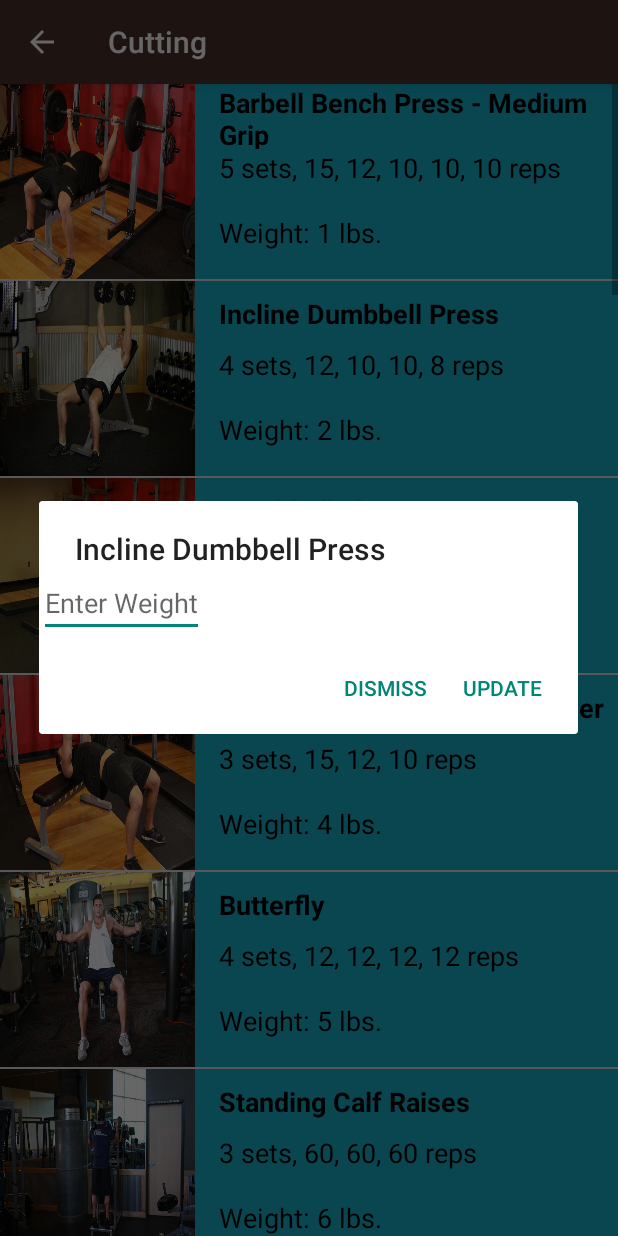
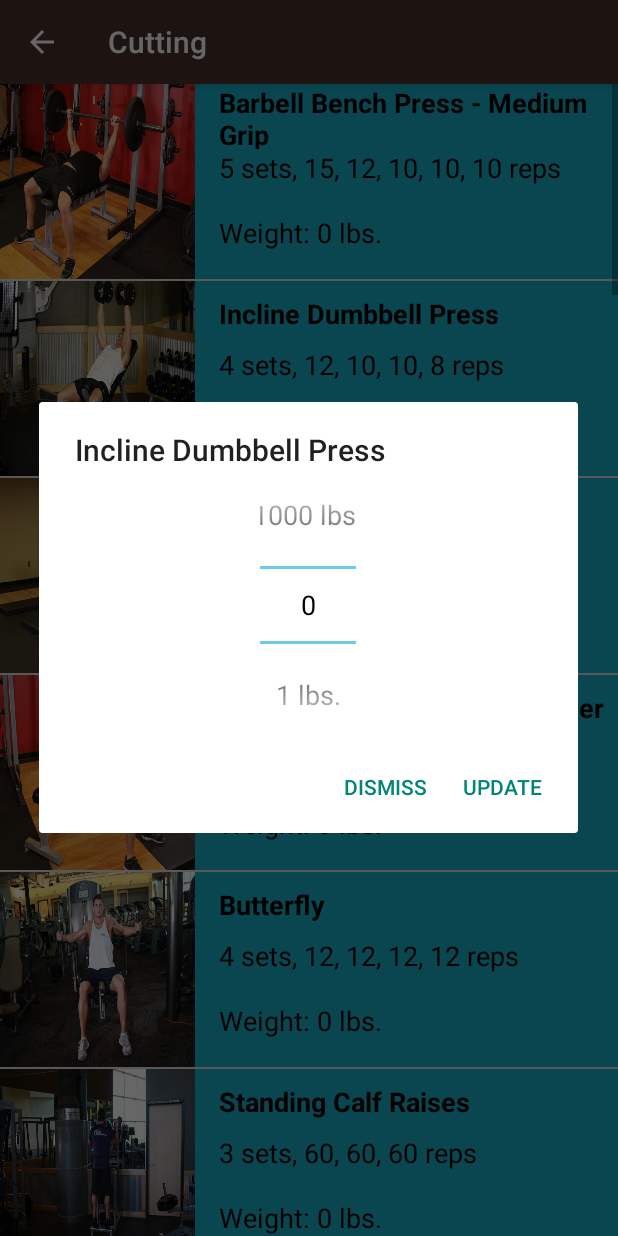
Before and after one commit to kjb064/GymHelp, an Android app: the CuttingActivity screen opened directly, with no data from a screen before it, after a tap on "Incline Dumbbell Press", on a phone screen of 412 x 824 dp. Run offline under Robolectric (Android 15) with nearby library versions, the phone set to English and light mode, and no system bars.

Commit message:
Added image id field to database and updated weight entry to use a number picker.

```diff
--- a/app/src/main/java/com/example/android/gymhelp/CuttingActivity.java
+++ b/app/src/main/java/com/example/android/gymhelp/CuttingActivity.java
@@ -5,11 +5,14 @@ import android.content.DialogInterface;
 import android.os.Bundle;
 import android.support.v7.app.AlertDialog;
 import android.support.v7.app.AppCompatActivity;
+import android.util.Log;
 import android.view.LayoutInflater;
 import android.view.View;
 import android.widget.AdapterView;
 import android.widget.EditText;
 import android.widget.ListView;
+import android.widget.NumberPicker;
+import android.widget.Toast;
 
 import java.util.ArrayList;
 
@@ -21,45 +24,7 @@ public class CuttingActivity extends AppCompatActivity{
         setContentView(R.layout.exercise_list);
 
         final DatabaseHelper db = new DatabaseHelper(this);
-        int imageIDs[] = new int[32];
-        imageIDs[0] = R.drawable.bench_press_medium_grip;
-        imageIDs[1] = R.drawable.incline_dumbbell_press;
-        imageIDs[2] = R.drawable.dumbbell_flyes;
-        imageIDs[3] = R.drawable.straight_arm_dumbbell_pullover;
-        imageIDs[4] = R.drawable.butterfly;
-        imageIDs[5] = R.drawable.standing_calf_raises;
-        imageIDs[6] = R.drawable.seated_calf_raise;
-        imageIDs[7] = R.drawable.leg_extensions;
-        imageIDs[8] = R.drawable.barbell_squat;
-        imageIDs[9] = R.drawable.leg_press;
-        imageIDs[10] = R.drawable.smith_machine_squat;
-        imageIDs[11] = R.drawable.seated_leg_curl;
-        imageIDs[12] = R.drawable.stiff_legged_barbell_deadlift;
-        imageIDs[13] = R.drawable.dumbbell_lunges;
-        imageIDs[14] = R.drawable.wide_grip_lat_pulldown;
-        imageIDs[15] = R.drawable.seated_cable_rows;
-        imageIDs[16] = R.drawable.bent_over_barbell_row;
-        imageIDs[17] = R.drawable.one_arm_dumbbell_row;
-        imageIDs[18] = R.drawable.standing_military_press;
-        imageIDs[19] = R.drawable.dumbbell_bench_press;
-        imageIDs[20] = R.drawable.barbell_shrug;
-        imageIDs[21] = R.drawable.smith_machine_shrug;
-        imageIDs[22] = R.drawable.side_lateral_raise;
-        imageIDs[23] = R.drawable.front_plate_raise;
-        imageIDs[24] = R.drawable.barbell_curl;
-        imageIDs[25] = R.drawable.dumbbell_alternate_bicep_curl;
-        imageIDs[26] = R.drawable.standing_dumbbell_reverse_curl;
-        imageIDs[27] = R.drawable.one_arm_dumbbell_preacher_curl;
-        imageIDs[28] = R.drawable.dumbbell_one_arm_triceps_extension;
-        imageIDs[29] = R.drawable.weighted_bench_dip;
-        imageIDs[30] = R.drawable.lying_triceps_press;
-        imageIDs[31] = R.drawable.triceps_pushdown;
-
         ArrayList<Exercise> ex = db.getCuttingTableData();
-        for(int i = 0; i < ex.size(); i++){
-            ex.get(i).setImageResourceID(imageIDs[i]);
-        }
-
 
         // Create an {@link ArrayAdapter}, whose data source is a list of Strings. The
         // adapter knows how to create layouts for each item in the list, using the
@@ -82,21 +47,30 @@ public class CuttingActivity extends AppCompatActivity{
         listView.setOnItemClickListener(new AdapterView.OnItemClickListener() {
             @Override
             public void onItemClick(AdapterView<?> parent, View view, final int position, long id) {
-                final View view2 = null;
+
+                final Exercise ex = (Exercise) listView.getAdapter().getItem(position);
+
+                final AlertDialog.Builder builder = new AlertDialog.Builder(CuttingActivity.this);
+                builder.setTitle(ex.getExerciseName());
+
                 LayoutInflater inflater = getLayoutInflater();
                 final View dialoglayout = inflater.inflate(R.layout.custom_alertdialog, null);
 
+                builder.setView(dialoglayout);
+                final NumberPicker picker = (NumberPicker) dialoglayout.findViewById(R.id.weight_picker);
+                picker.setMaxValue(1000);
+                picker.setMinValue(0);
+                picker.setFormatter(new NumberPicker.Formatter() {
+                    @Override
+                    public String format(int value) {
+                        return value + " lbs.";
+                    }
+                });
 
-                final Exercise ex = (Exercise) listView.getAdapter().getItem(position);
-                final AlertDialog.Builder builder = new AlertDialog.Builder(CuttingActivity.this);
-                builder.setView(dialoglayout);
-                builder.setTitle(ex.getExerciseName());
                 builder.setPositiveButton("Update", new DialogInterface.OnClickListener() {
                     @Override
                     public void onClick(DialogInterface dialog, int which) {
-
-                        EditText editText = (EditText) dialoglayout.findViewById(R.id.weight_field);
-                        int weight = Integer.parseInt(editText.getText().toString());
+                        int weight = picker.getValue();
                         db.updateExerciseWeight(ex.getExerciseID(), weight);
                         finish();
                         startActivity(getIntent());
--- a/app/src/main/java/com/example/android/gymhelp/Exercise.java
+++ b/app/src/main/java/com/example/android/gymhelp/Exercise.java
@@ -32,6 +32,15 @@ public class Exercise {
         this.exerciseName = exerciseName;
         this.setsAndReps = setsAndReps;
         this.recentWeight = recentWeight;
+        date = new Date();
+    }
+
+    public Exercise(int exerciseID, String exerciseName, String setsAndReps, int recentWeight, int imageResourceID){
+        this.exerciseID = exerciseID;
+        this.exerciseName = exerciseName;
+        this.setsAndReps = setsAndReps;
+        this.recentWeight = recentWeight;
+        this.imageResourceID = imageResourceID;
         date = new Date();
     }
 
--- a/app/src/main/res/layout/custom_alertdialog.xml
+++ b/app/src/main/res/layout/custom_alertdialog.xml
@@ -4,6 +4,7 @@
     android:layout_width="match_parent"
     android:layout_height="match_parent">
 
+    <!--
     <EditText
         android:layout_width="wrap_content"
         android:layout_height="wrap_content"
@@ -11,5 +12,19 @@
         android:hint="Enter Weight"
         android:layout_margin="20dp"
         android:layout_weight="1" />
+    -->
+    <LinearLayout
+        android:layout_width="match_parent"
+        android:layout_height="wrap_content"
+        android:gravity="center">
+
+        <NumberPicker
+            android:layout_width="wrap_content"
+            android:layout_height="wrap_content"
+            android:id="@+id/weight_picker"
+            android:theme="@style/AppTheme.Picker">
+        </NumberPicker>
+    </LinearLayout>
+
 
 </android.support.constraint.ConstraintLayout>
--- a/app/src/main/res/values/styles.xml
+++ b/app/src/main/res/values/styles.xml
@@ -30,4 +30,8 @@
         <item name="android:textStyle">bold</item>
         <item name="android:textAppearance">?android:textAppearanceMedium</item>
     </style>
+
+    <style name="AppTheme.Picker" parent="@android:style/Theme.Holo" >
+        <item name="android:textColorPrimary">@android:color/black</item>
+    </style>
 </resources>
```
Also changed, not shown: app/src/main/java/com/example/android/gymhelp/DatabaseHelper.java (+45 -38 lines).
